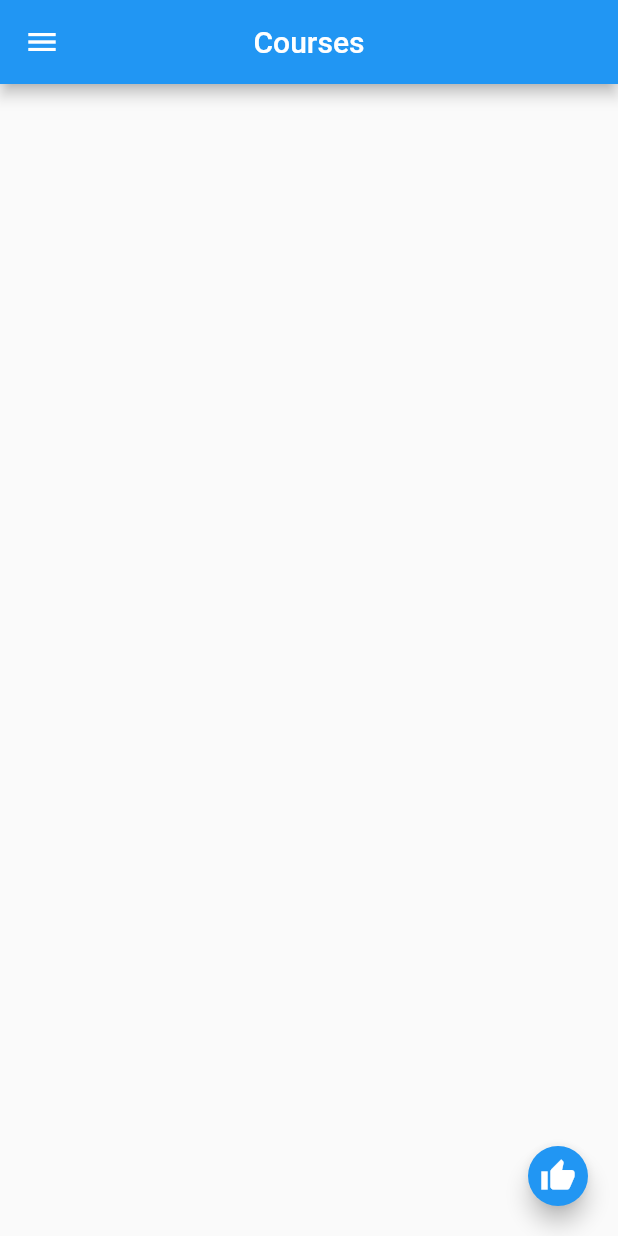
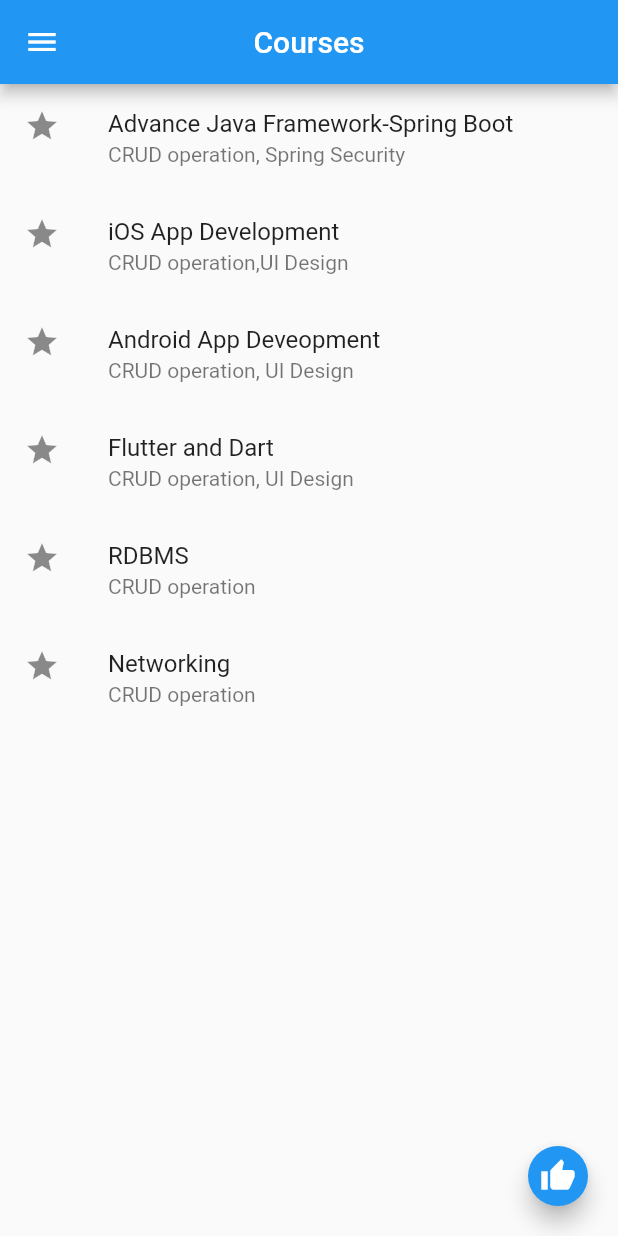
Before and after one commit to Binod-Shrestha/flutter-MyPortlio, a Flutter app: the CoursesPage screen opened by its route, on a phone screen of 412 x 824 dp. Run offline on Flutter 3.47's test engine with Material 2 defaults, Android fonts, the phone set to English and light mode, and no system bars.

Commit message:
list of courses created

```diff
--- a/lib/courses.dart
+++ b/lib/courses.dart
@@ -27,11 +27,39 @@ class _CoursesPageState extends State<CoursesPage> {
         backgroundColor: Colors.blue,
         child: Icon(Icons.thumb_up),
       ),
-      body: Center(
-        child: Text(
-          _value,
-          style: TextStyle(fontSize: 20.0),
-        ),
+      body: ListView(
+        children: <Widget>[
+          ListTile(
+            title: Text('Advance Java Framework-Spring Boot'),
+            subtitle: Text('CRUD operation, Spring Security'),
+            leading: Icon(Icons.star),
+          ),
+          ListTile(
+            title: Text('iOS App Development'),
+            subtitle: Text('CRUD operation,UI Design'),
+            leading: Icon(Icons.star),
+          ),
+          ListTile(
+            title: Text('Android App Deveopment'),
+            subtitle: Text('CRUD operation, UI Design'),
+            leading: Icon(Icons.star),
+          ),
+          ListTile(
+            title: Text('Flutter and Dart'),
+            subtitle: Text('CRUD operation, UI Design'),
+            leading: Icon(Icons.star),
+          ),
+          ListTile(
+            title: Text('RDBMS'),
+            subtitle: Text('CRUD operation'),
+            leading: Icon(Icons.star),
+          ),
+          ListTile(
+            title: Text('Networking'),
+            subtitle: Text('CRUD operation'),
+            leading: Icon(Icons.star),
+          )
+        ],
       ),
     );
   }
```
